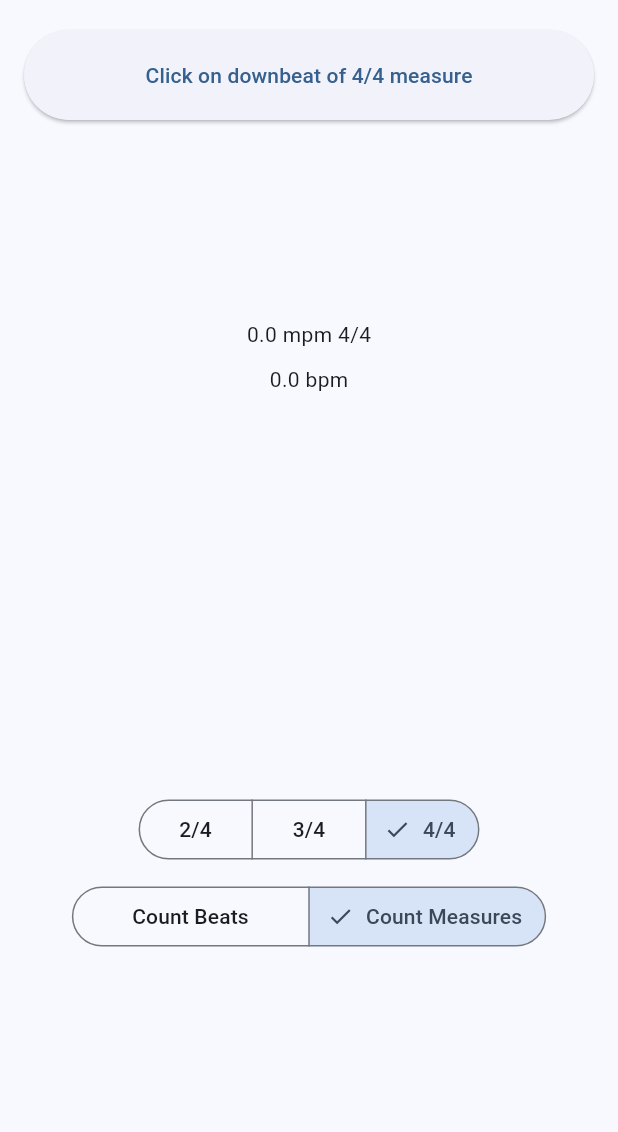
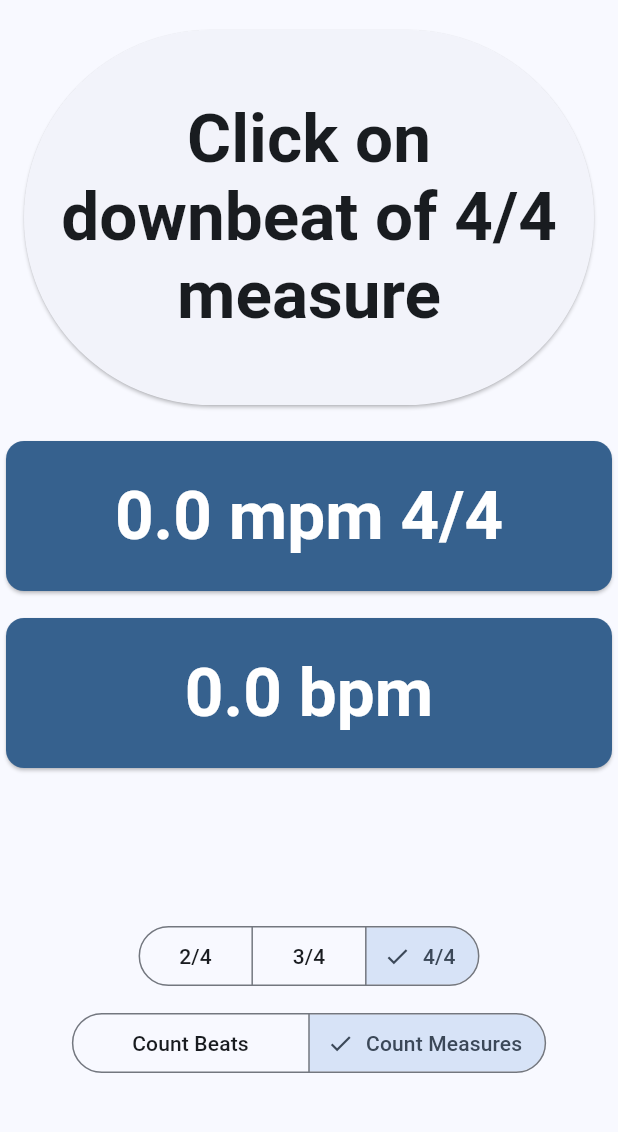
Before and after one commit to dwgray/flutter_beat_counter, a Flutter app: the screen it shows after launch, on a phone screen of 412 x 824 dp, the part 84-1216 px from its top. Run offline on Flutter 3.47's test engine with Material 2 defaults, Android fonts, the light colour scheme and no system bars.

Commit message:
Some additional beautification

```diff
--- a/lib/main.dart
+++ b/lib/main.dart
@@ -1,8 +1,6 @@
 import 'dart:async';
-
 import 'package:flutter/material.dart';
 import 'package:provider/provider.dart';
-import 'dart:developer';
 
 void main() {
   runApp(ChangeNotifierProvider(
@@ -147,22 +145,13 @@ class MyHomePage extends StatelessWidget {
   Widget build(BuildContext context) {
     var elements = <Widget>[
       const SizedBox(height: 20),
-      SizedBox(
-          width: double.infinity,
-          height: 60,
-          child: Padding(
-              padding: const EdgeInsets.symmetric(horizontal: 16),
-              child: ElevatedButton(
-                onPressed: () {
-                  state.click();
-                },
-                child: Text(state.clickLabel),
-              ))),
-      const Spacer(flex: 1),
+      CounterButton(state: state),
+      const SizedBox(height: 20),
       if (state.method == CountMethod.measure)
-        Text("${state.mpm.toStringAsFixed(1)} mpm ${state.meter.index}/4"),
+        TempoCard(
+            text: "${state.mpm.toStringAsFixed(1)} mpm ${state.meter.index}/4"),
       if (state.method == CountMethod.measure) const SizedBox(height: 10),
-      Text("${state.bpm.toStringAsFixed(1)} bpm"),
+      TempoCard(text: "${state.bpm.toStringAsFixed(1)} bpm"),
       const Spacer(flex: 2),
       const MeterChooser(),
       const SizedBox(height: 10),
@@ -179,6 +168,61 @@ class MyHomePage extends StatelessWidget {
         child: Column(
           mainAxisAlignment: MainAxisAlignment.center,
           children: elements,
+        ),
+      ),
+    );
+  }
+}
+
+class CounterButton extends StatelessWidget {
+  const CounterButton({
+    super.key,
+    required this.state,
+  });
+
+  final Counter state;
+
+  @override
+  Widget build(BuildContext context) {
+    final theme = Theme.of(context);
+    final style =
+        theme.textTheme.displayMedium!.copyWith(fontWeight: FontWeight.bold);
+
+    return SizedBox(
+        width: double.infinity,
+        height: 250,
+        child: Padding(
+            padding: const EdgeInsets.symmetric(horizontal: 16),
+            child: ElevatedButton(
+              onPressed: () {
+                state.click();
+              },
+              child: Text(state.clickLabel,
+                  textAlign: TextAlign.center, style: style),
+            )));
+  }
+}
+
+class TempoCard extends StatelessWidget {
+  const TempoCard({
+    super.key,
+    required this.text,
+  });
+
+  final String text;
+  @override
+  Widget build(BuildContext context) {
+    final theme = Theme.of(context);
+    final style = theme.textTheme.displayMedium!.copyWith(
+        color: theme.colorScheme.onPrimary, fontWeight: FontWeight.bold);
+
+    return SizedBox(
+      width: double.infinity,
+      child: Card(
+        color: theme.colorScheme.primary,
+        child: Padding(
+          padding: const EdgeInsets.all(24.0),
+          child: Text(text, textAlign: TextAlign.center, style: style),
         ),
       ),
     );
```
